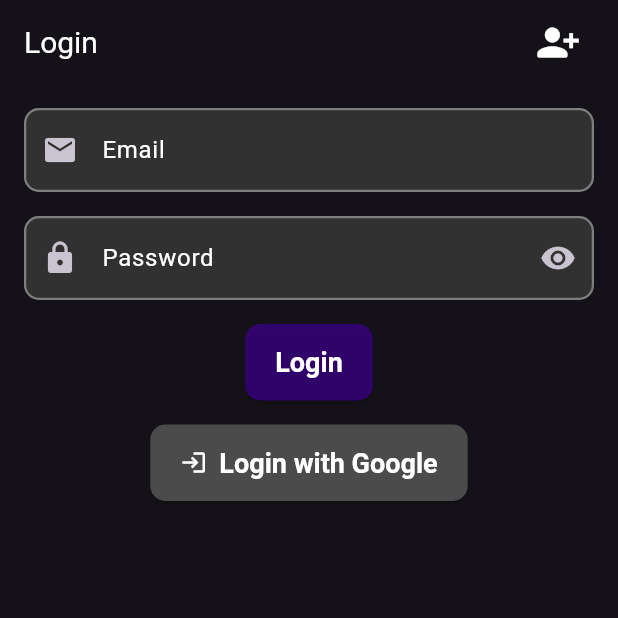
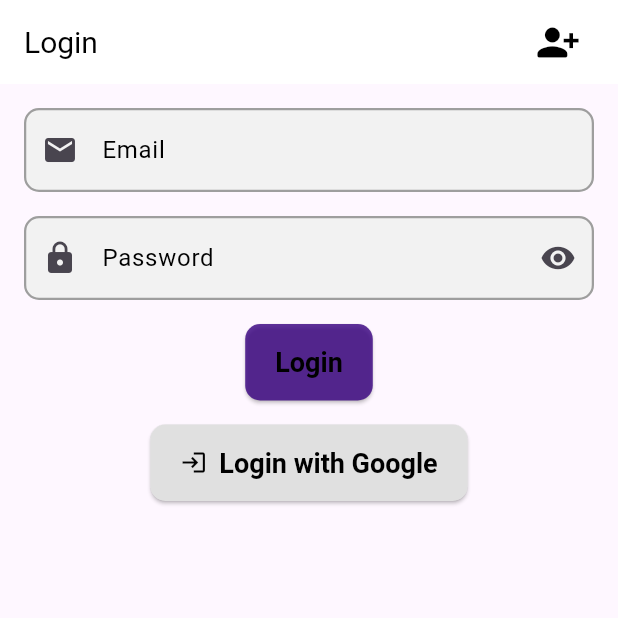
Before and after one commit to random-Kagamine-Rin-Shadow-y-un-Tilin/SEIM_Canary_Firebase, a Flutter app: the screen it shows after launch, on a phone screen of 412 x 824 dp, the top half of it. Run offline on Flutter 3.47's test engine with Material 3 defaults, Android fonts, the phone set to English and light mode, and no system bars; our stand-ins replace cloud_firestore, firebase_auth, firebase_core, firebase_database, fl_chart, google_sign_in; missing offline and left inert: bcrypt; accounts and stored records are empty.

Commit message:
1.3.1 Theme Light implementado

```diff
--- /dev/null
+++ b/devtools_options.yaml
@@ -0,0 +1,3 @@
+description: This file stores settings for Dart & Flutter DevTools.
+documentation: https://docs.flutter.dev/tools/devtools/extensions#configure-extension-enablement-states
+extensions:
--- a/lib/main.dart
+++ b/lib/main.dart
@@ -1,12 +1,19 @@
 import 'package:flutter/material.dart';
 import 'package:firebase_core/firebase_core.dart';
+import 'package:provider/provider.dart';
 import 'package:seim_canary/screens/Users/login.dart';
 import 'package:seim_canary/widgets/theme.dart';
+// import 'package:provider/provider.dart';
+import 'package:seim_canary/widgets/theme_white.dart';
+import 'widgets/theme_provider.dart';
 
 void main() async {
   WidgetsFlutterBinding.ensureInitialized();
   await Firebase.initializeApp();
-  runApp(const MainApp());
+  runApp(
+    ChangeNotifierProvider(create: (_) => ThemeProvider(),
+    child: const MainApp())
+    );
 }
 
 class MainApp extends StatelessWidget {
@@ -17,9 +24,11 @@ class MainApp extends StatelessWidget {
   Widget build(BuildContext context) {
     return MaterialApp(
       debugShowCheckedModeBanner: false,
-      theme: themeMain(),
+      themeMode: Provider.of<ThemeProvider>(context).themeMode,
+      theme: themeMainWhite(),
+      darkTheme: themeMain(),
       title: 'SEIM',
       home: const LoginScreen(),
     );
   }
-} //92242593
+}
--- /dev/null
+++ b/lib/widgets/theme_provider.dart
@@ -0,0 +1,15 @@
+import 'package:flutter/material.dart';
+
+class ThemeProvider with ChangeNotifier {
+  ThemeMode _themeMode = ThemeMode.light;
+
+  ThemeMode get themeMode => _themeMode;
+
+  bool get isWhiteTheme => _themeMode == ThemeMode.light;
+
+  void toggleTheme() {
+    _themeMode =
+        _themeMode == ThemeMode.light ? ThemeMode.dark : ThemeMode.light;
+    notifyListeners();
+  }
+}
--- /dev/null
+++ b/lib/widgets/theme_white.dart
@@ -0,0 +1,84 @@
+import 'package:flutter/material.dart';
+
+ThemeData themeMainWhite() {
+  return ThemeData(
+    // Color principal claro
+    brightness: Brightness.light,
+    primaryColor: const Color.fromARGB(255, 0, 0, 0),
+
+    // AppBar con texto oscuro
+    appBarTheme: const AppBarTheme(
+      backgroundColor: Colors.white,
+      titleTextStyle: TextStyle(
+        color: Colors.black,
+        fontSize: 20,
+      ),
+      iconTheme: IconThemeData(
+        color: Colors.black,
+      ),
+      elevation: 0,
+    ),
+
+    // Texto en general oscuro
+    textTheme: const TextTheme(
+      headlineMedium: TextStyle(
+        color: Colors.black,
+        fontSize: 20,
+      ),
+      bodyMedium: TextStyle(
+        color: Colors.black,
+        fontSize: 16,
+      ),
+    ),
+
+    // Estilo para TextField
+    inputDecorationTheme: InputDecorationTheme(
+      filled: true,
+      fillColor: const Color(0xFFF2F2F2),
+      hintStyle: const TextStyle(color: Color(0xFF7A7A7A)),
+      labelStyle: const TextStyle(color: Colors.black),
+      enabledBorder: OutlineInputBorder(
+        borderSide: const BorderSide(color: Colors.grey, width: 1.5),
+        borderRadius: BorderRadius.circular(10),
+      ),
+      focusedBorder: OutlineInputBorder(
+        borderSide: const BorderSide(color: Colors.blue, width: 2),
+        borderRadius: BorderRadius.circular(10),
+      ),
+      border: OutlineInputBorder(
+        borderRadius: BorderRadius.circular(10),
+      ),
+    ),
+
+    // Botones claros
+    elevatedButtonTheme: ElevatedButtonThemeData(
+      style: ElevatedButton.styleFrom(
+        backgroundColor: const Color(0xFFE0E0E0),
+        foregroundColor: Colors.black,
+        textStyle: const TextStyle(
+          fontSize: 18,
+          fontWeight: FontWeight.bold,
+        ),
+        shape: RoundedRectangleBorder(
+          borderRadius: BorderRadius.circular(10),
+        ),
+        padding: const EdgeInsets.symmetric(horizontal: 20, vertical: 15),
+      ),
+    ),
+
+    textButtonTheme: TextButtonThemeData(
+      style: TextButton.styleFrom(
+        foregroundColor: Colors.black,
+        textStyle: const TextStyle(fontSize: 16),
+      ),
+    ),
+
+    bottomNavigationBarTheme: const BottomNavigationBarThemeData(
+      backgroundColor: Colors.white,
+      selectedItemColor: Colors.blue,
+      unselectedItemColor: Colors.grey,
+      showSelectedLabels: true,
+      showUnselectedLabels: true,
+    ),
+  );
+}
--- a/pubspec.yaml
+++ b/pubspec.yaml
@@ -19,6 +19,8 @@ dependencies:
     sdk: flutter
   intl: ^0.20.2
   fl_chart: ^0.70.2
+  provider: ^6.1.1 # o la última versión estable
+
 
 dev_dependencies:
   flutter_test:
```
Also changed, not shown: lib/screens/Users/edit_user.dart (+22 -25 lines), pubspec.lock, 4 other files.
